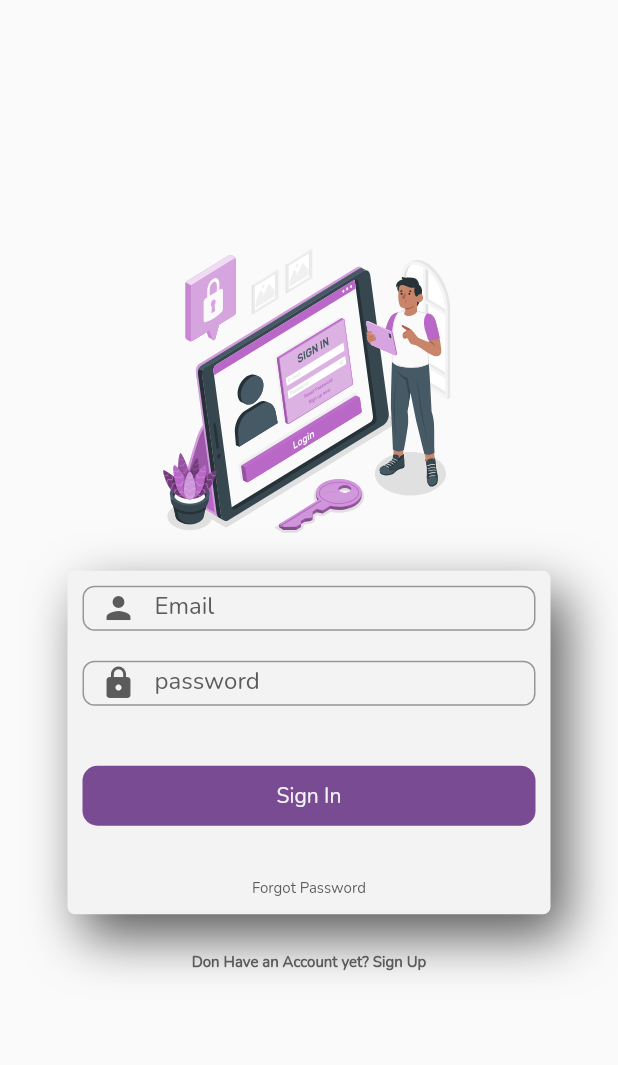
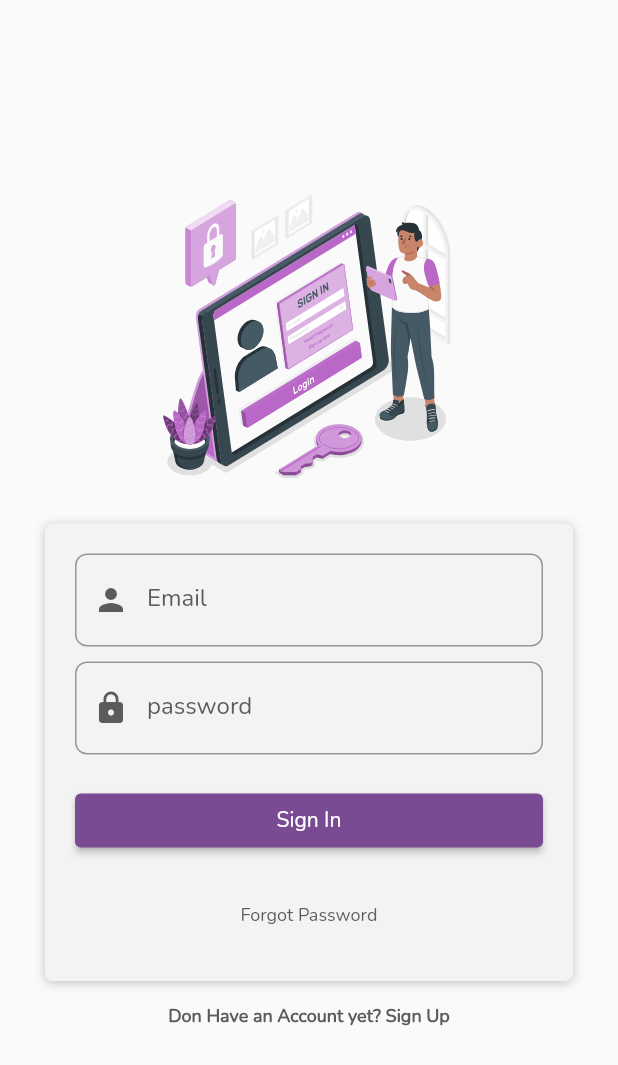
Before and after one commit to altacapstone36/flutter_mobile_app, a Flutter app: the screen it shows after launch, after a tap on "Skip", on a phone screen of 412 x 824 dp. Shown: the top 1065 px of the screen. Run offline on Flutter 3.47's test engine with Material 2 defaults, Android fonts, the light colour scheme and no system bars; our stand-ins replace flutter_svg, fluttertoast.

Commit message:
add mediaquery to size & modife button to elevated

```diff
--- a/lib/screen/signin/sign_in_screen.dart
+++ b/lib/screen/signin/sign_in_screen.dart
@@ -1,145 +1,119 @@
 import 'package:flutter/material.dart';
 import 'package:flutter_svg/flutter_svg.dart';
 import 'package:hospital_management/constants.dart';
-import 'package:hospital_management/screen/onboarding/onboarding_screen.dart';
+import 'package:hospital_management/screen/home/home_screen.dart';
 import 'package:hospital_management/screen/register/register%20screen.dart';
-
-
 
 class SignIn extends StatelessWidget {
   @override
   Widget build(BuildContext context) {
+    final Size size = MediaQuery.of(context).size;
     return Scaffold(
+      resizeToAvoidBottomInset: false,
       body: Container(
-        padding: EdgeInsets.symmetric(vertical: 40.0),
+        padding: const EdgeInsets.symmetric(vertical: 40.0),
         child: Column(
           mainAxisAlignment: MainAxisAlignment.center,
           children: <Widget>[
-            Column(
-              crossAxisAlignment: CrossAxisAlignment.center,
-              children: <Widget>[
-                Container(
-                  alignment: Alignment.center,
+            Center(
               child: SvgPicture.asset(
                 'assets/images/signin.svg',
                 width: 200,
                 height: 200,
               ),
             ),
-                Padding(
-                  padding: EdgeInsets.all(15.0),
-                  child: Column(
-                    crossAxisAlignment: CrossAxisAlignment.center,
-                    children: <Widget>[
+            const SizedBox(
+              height: 20,
+            ),
             Container(
+              width: size.width * 1,
+              padding: const EdgeInsets.all(20),
               alignment: Alignment.centerLeft,
-                        margin: EdgeInsets.symmetric(horizontal: 30.0),
+              margin: const EdgeInsets.symmetric(horizontal: 30.0),
               decoration: BoxDecoration(
                 borderRadius: BorderRadius.circular(5.0),
                 color: kSecondaryColor,
                 boxShadow: [
                   BoxShadow(
-                              color: kDarkColor,
-                              offset: Offset(10, 15),
-                              blurRadius: 30,
-                            ),
+                      color: Colors.grey.withOpacity(0.6),
+                      blurRadius: 5,
+                      offset: const Offset(0, 1))
                 ],
               ),
               child: Column(
                 children: <Widget>[
-                            Container(
-                              height: 30.0,
-                              margin: EdgeInsets.all(10.0),
-                              decoration: BoxDecoration(
-                                borderRadius: BorderRadius.circular(5.0),
-                                color: kSecondaryColor,
-                              ),
-                              child: TextField(
+                  TextFormField(
                     decoration: InputDecoration(
                       labelText: "Email",
-                                  labelStyle: TextStyle(
+                      labelStyle: const TextStyle(
                         color: kDarkColor,
                       ),
                       fillColor: kSecondaryColor,
-                                  prefixIcon:
-                                      Icon(Icons.person, color: kDarkColor),
+                      prefixIcon: const Icon(Icons.person, color: kDarkColor),
                       border: OutlineInputBorder(
                         borderRadius: BorderRadius.circular(8),
                       ),
                     ),
                   ),
+                  const SizedBox(
+                    height: 10,
                   ),
-                            Container(
-                              height: 30.0,
-                              margin: EdgeInsets.all(10.0),
-                              decoration: BoxDecoration(
-                                borderRadius: BorderRadius.circular(5.0),
-                                color: kSecondaryColor,
-                              ),
-                              child: TextField(
+                  TextFormField(
                     decoration: InputDecoration(
                       labelText: "password",
-                                  labelStyle: TextStyle(
+                      labelStyle: const TextStyle(
                         color: kDarkColor,
                       ),
                       fillColor: kSecondaryColor,
-                                  prefixIcon:
-                                      Icon(Icons.lock, color: kDarkColor),
+                      prefixIcon: const Icon(Icons.lock, color: kDarkColor),
                       border: OutlineInputBorder(
                         borderRadius: BorderRadius.circular(8),
                       ),
                     ),
                   ),
+                  const SizedBox(height: 20.0),
+                  SizedBox(
+                    width: size.width,
+                    child: ElevatedButton(
+                        onPressed: () {
+                          Navigator.push(
+                              context,
+                              MaterialPageRoute(
+                                  builder: (_) => const HomeScreen()));
+                        },
+                        style: ElevatedButton.styleFrom(primary: kPrimaryColor),
+                        child: const Text('Sign In')),
                   ),
-                            SizedBox(height: 20.0),
-                            Container(
-                              height: 40.0,
-                              margin: EdgeInsets.all(10.0),
-                              width: double.infinity,
-                              child: FlatButton(
-                                child: Text('Sign In'),
+                  const SizedBox(height: 15.0),
+                  TextButton(
                     onPressed: () {},
-                                color: kPrimaryColor,
-                                textColor: kSecondaryColor,
-                                shape: RoundedRectangleBorder(
-                                  borderRadius: BorderRadius.circular(10),
-                                ),
-                              ),
-                            ),
-                            SizedBox(height: 15.0),
-                            Container(
-                              alignment: Alignment.center,
-                              margin: EdgeInsets.symmetric(
-                                  horizontal: 40, vertical: 10),
-                              child: Text(
+                    child: const Text(
                       "Forgot Password",
                       style: TextStyle(
                         color: kDarkColor,
                         fontFamily: "Nunito",
-                                  fontSize: 10.0,
+                        fontSize: 12.0,
                       ),
                     ),
-                            ),
+                  )
                 ],
               ),
             ),
-                    ],
-                  ),
+            const SizedBox(
+              height: 5,
             ),
             Container(
               alignment: Alignment.center,
-                  margin: EdgeInsets.symmetric(horizontal: 40, vertical: 10),
+              margin: const EdgeInsets.symmetric(horizontal: 40, vertical: 10),
               child: GestureDetector(
                 onTap: () => {
-                      Navigator.push(
-                          context,
-                          MaterialPageRoute(
-                              builder: (context) => RegisterScreen()))
+                  Navigator.push(context,
+                      MaterialPageRoute(builder: (context) => RegisterScreen()))
                 },
-                    child: Text(
+                child: const Text(
                   "Don Have an Account yet? Sign Up",
                   style: TextStyle(
-                        fontSize: 10.0,
+                    fontSize: 12.0,
                     fontWeight: FontWeight.bold,
                     color: kDarkColor,
                   ),
@@ -148,8 +122,6 @@ class SignIn extends StatelessWidget {
             ),
           ],
         ),
-          ],
-        ),
       ),
     );
   }
```
Lines whose indentation alone changed are shown as unchanged.
